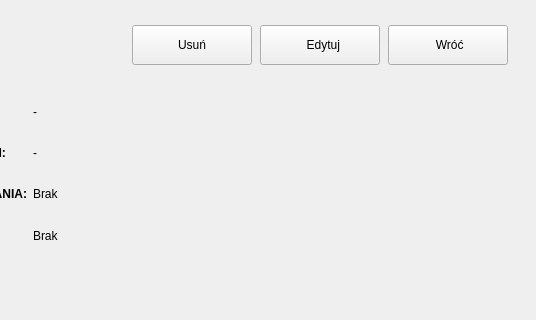
The window that RecipeManager/pages/RecipeDetailsPage.ui (akmqu/recipe-manager) describes before a commit, drawn with Qt 5; both pictures show x 464 to 1000 and y 0 to 320 of the 1000 by 720 pixel window.
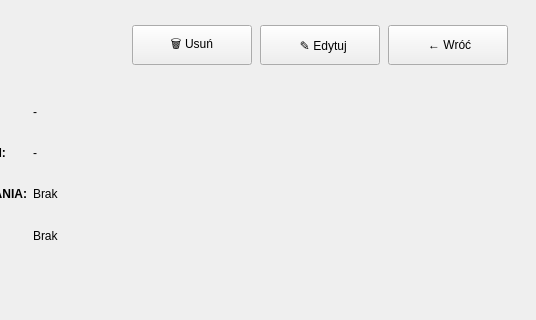
The same window after the commit.

What changed in the file:
```diff
--- a/RecipeManager/pages/RecipeDetailsPage.ui
+++ b/RecipeManager/pages/RecipeDetailsPage.ui
@@ -104,7 +104,7 @@
         </size>
        </property>
        <property name="text">
-        <string>Usuń</string>
+        <string>🗑 Usuń</string>
        </property>
       </widget>
      </item>
@@ -117,7 +117,7 @@
         </size>
        </property>
        <property name="text">
-        <string>  Edytuj</string>
+        <string>  ✎ Edytuj</string>
        </property>
       </widget>
      </item>
@@ -130,7 +130,7 @@
         </size>
        </property>
        <property name="text">
-        <string> Wróć</string>
+        <string> ← Wróć</string>
        </property>
       </widget>
      </item>
```
